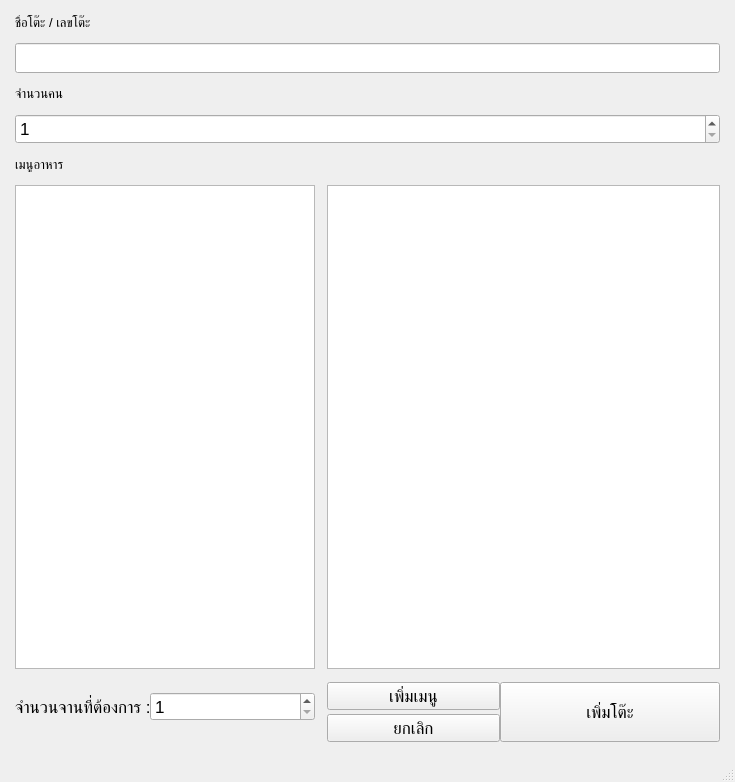
Before: the Qt Designer form addtable.ui in kantee2540/RestaurantManage, drawn with Qt 5.
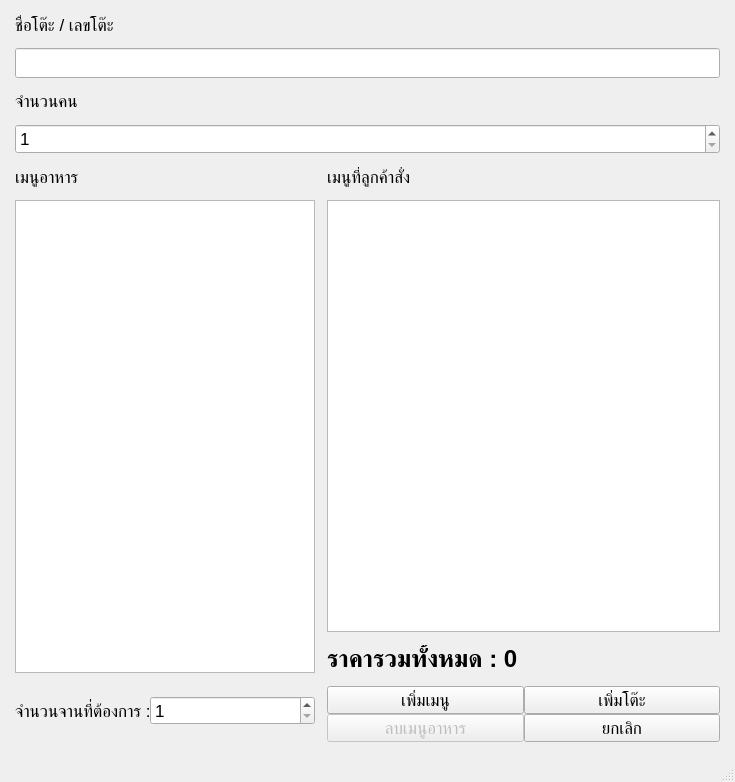
After: the same form once the commit is applied.

Commit message: Adjust Add table layout and change remove item logic

Diff of the .ui file:
```diff
--- a/addtable.ui
+++ b/addtable.ui
@@ -49,54 +49,41 @@
     </property>
     <item row="8" column="2" rowspan="2">
      <layout class="QGridLayout" name="gridLayout_2">
-      <item row="2" column="1">
+      <item row="2" column="3">
        <widget class="QPushButton" name="cancel_button">
-        <property name="maximumSize">
-         <size>
-          <width>173</width>
-          <height>29</height>
-         </size>
-        </property>
         <property name="text">
          <string>ยกเลิก</string>
         </property>
        </widget>
       </item>
-      <item row="0" column="1">
-       <widget class="QPushButton" name="add_menu_button">
-        <property name="maximumSize">
-         <size>
-          <width>173</width>
-          <height>29</height>
-         </size>
-        </property>
-        <property name="text">
-         <string>เพิ่มเมนู</string>
-        </property>
-       </widget>
-      </item>
-      <item row="0" column="2" rowspan="3">
+      <item row="1" column="3">
        <widget class="QPushButton" name="add_table_button">
-        <property name="minimumSize">
-         <size>
-          <width>0</width>
-          <height>60</height>
-         </size>
-        </property>
         <property name="text">
          <string>เพิ่มโต๊ะ</string>
         </property>
        </widget>
       </item>
+      <item row="2" column="2">
+       <widget class="QPushButton" name="remove_button">
+        <property name="enabled">
+         <bool>false</bool>
+        </property>
+        <property name="text">
+         <string>ลบเมนูอาหาร</string>
+        </property>
+       </widget>
+      </item>
+      <item row="1" column="2">
+       <widget class="QPushButton" name="add_menu_button">
+        <property name="text">
+         <string>เพิ่มเมนู</string>
+        </property>
+       </widget>
+      </item>
      </layout>
     </item>
     <item row="0" column="0">
      <widget class="QLabel" name="label">
-      <property name="font">
-       <font>
-        <pointsize>10</pointsize>
-       </font>
-      </property>
       <property name="text">
        <string>ชื่อโต๊ะ / เลขโต๊ะ</string>
       </property>
@@ -128,11 +115,6 @@
     </item>
     <item row="4" column="0">
      <widget class="QLabel" name="label_2">
-      <property name="font">
-       <font>
-        <pointsize>10</pointsize>
-       </font>
-      </property>
       <property name="text">
        <string>เมนูอาหาร</string>
       </property>
@@ -141,22 +123,6 @@
     <item row="5" column="2">
      <widget class="QTableView" name="result_table"/>
     </item>
-    <item row="5" column="0">
-     <widget class="QTableView" name="menu_table">
-      <property name="minimumSize">
-       <size>
-        <width>250</width>
-        <height>0</height>
-       </size>
-      </property>
-      <property name="maximumSize">
-       <size>
-        <width>300</width>
-        <height>16777215</height>
-       </size>
-      </property>
-     </widget>
-    </item>
     <item row="3" column="0" colspan="3">
      <widget class="QSpinBox" name="person_spinBox">
       <property name="minimumSize">
@@ -181,11 +147,6 @@
     </item>
     <item row="2" column="0">
      <widget class="QLabel" name="label_3">
-      <property name="font">
-       <font>
-        <pointsize>10</pointsize>
-       </font>
-      </property>
       <property name="text">
        <string>จำนวนคน</string>
       </property>
@@ -215,6 +176,43 @@
       </item>
      </layout>
     </item>
+    <item row="4" column="2">
+     <widget class="QLabel" name="label_5">
+      <property name="text">
+       <string>เมนูที่ลูกค้าสั่ง</string>
+      </property>
+     </widget>
+    </item>
+    <item row="6" column="2">
+     <widget class="QLabel" name="total_price_text">
+      <property name="font">
+       <font>
+        <pointsize>18</pointsize>
+        <weight>75</weight>
+        <bold>true</bold>
+       </font>
+      </property>
+      <property name="text">
+       <string>ราคารวมทั้งหมด : 0</string>
+      </property>
+     </widget>
+    </item>
+    <item row="5" column="0" rowspan="2">
+     <widget class="QTableView" name="menu_table">
+      <property name="minimumSize">
+       <size>
+        <width>250</width>
+        <height>0</height>
+       </size>
+      </property>
+      <property name="maximumSize">
+       <size>
+        <width>300</width>
+        <height>16777215</height>
+       </size>
+      </property>
+     </widget>
+    </item>
    </layout>
   </widget>
   <widget class="QMenuBar" name="menubar">
```
Left out of the diff: 2 changed lines with no effect on the pictures. The commit also changes 2 other files.
